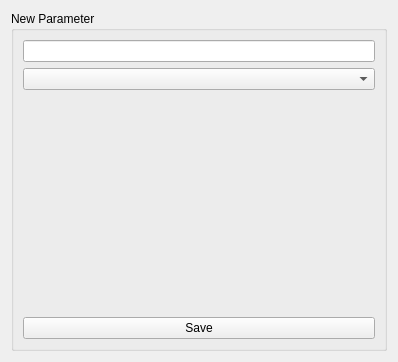
Qt form clients/script_scanner_gui/script_explorer/editors/Editors.ui (HaeffnerLab/Haeffner-Lab-LabRAD-Tools) before a commit.
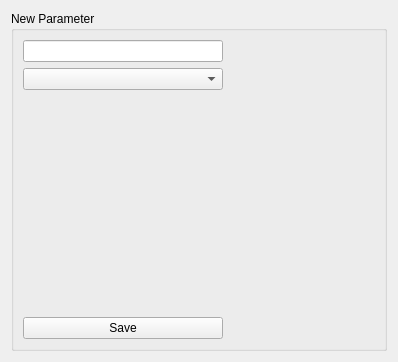
The same form after that commit.

What changed in the file:
```diff
--- a/clients/script_scanner_gui/script_explorer/editors/Editors.ui
+++ b/clients/script_scanner_gui/script_explorer/editors/Editors.ui
@@ -49,13 +49,32 @@
          <layout class="QVBoxLayout" name="verticalLayout">
           <item>
            <widget class="QLineEdit" name="uiParameterName">
+            <property name="maximumSize">
+             <size>
+              <width>200</width>
+              <height>16777215</height>
+             </size>
+            </property>
             <property name="readOnly">
              <bool>true</bool>
             </property>
            </widget>
           </item>
           <item>
-           <widget class="QComboBox" name="uiTypeSelect"/>
+           <widget class="QComboBox" name="uiTypeSelect">
+            <property name="minimumSize">
+             <size>
+              <width>100</width>
+              <height>0</height>
+             </size>
+            </property>
+            <property name="maximumSize">
+             <size>
+              <width>200</width>
+              <height>16777215</height>
+             </size>
+            </property>
+           </widget>
           </item>
           <item>
            <widget class="QStackedWidget" name="stackedWidget">
@@ -65,6 +84,12 @@
           </item>
           <item>
            <widget class="QPushButton" name="uiSubmit">
+            <property name="maximumSize">
+             <size>
+              <width>200</width>
+              <height>16777215</height>
+             </size>
+            </property>
             <property name="text">
              <string>Save</string>
             </property>
```
